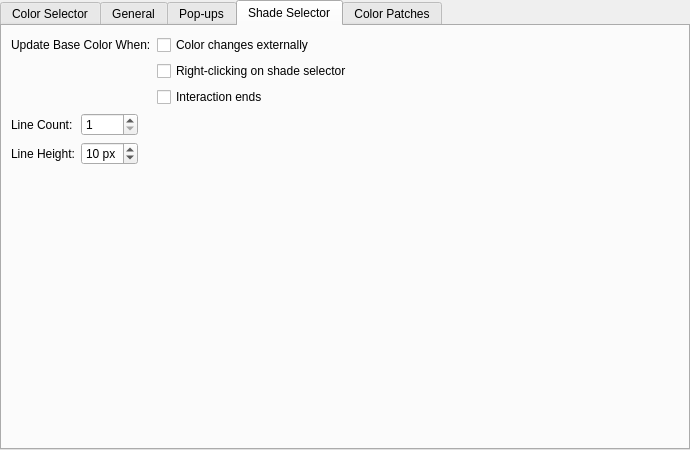
The window that plugins/dockers/widegamutcolorselector/WdgWGSelectorSettings.ui (KDE/krita) describes before a commit, drawn with Qt 5.
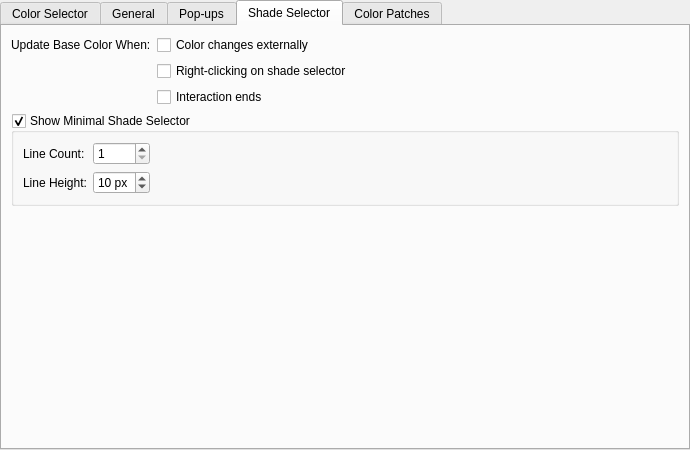
The same window after the commit. The open tabs and pages were chosen to show the change. Custom widgets are drawn as their Qt base class.

Commit message:
Add option to hide minimal shade selector in wide gamut docker.
BUG:472945

The edit to the form file:
```diff
--- a/plugins/dockers/widegamutcolorselector/WdgWGSelectorSettings.ui
+++ b/plugins/dockers/widegamutcolorselector/WdgWGSelectorSettings.ui
@@ -439,6 +439,13 @@
         </layout>
        </item>
        <item>
+        <widget class="QGroupBox" name="grpMinimalShadeSelector">
+         <property name="title">
+          <string>Show Minimal Shade Selector</string>
+         </property>
+         <property name="checkable">
+          <bool>true</bool>
+         </property>
         <layout class="QHBoxLayout" name="horizontalLayout_2" stretch="0,1,0,2">
          <item>
           <layout class="QFormLayout" name="formLayout_6">
@@ -518,6 +525,7 @@
           </spacer>
          </item>
         </layout>
+        </widget>
        </item>
        <item>
         <spacer name="verticalSpacer">
```
Lines whose indentation alone changed are shown as unchanged. The commit also changes 4 other files.
